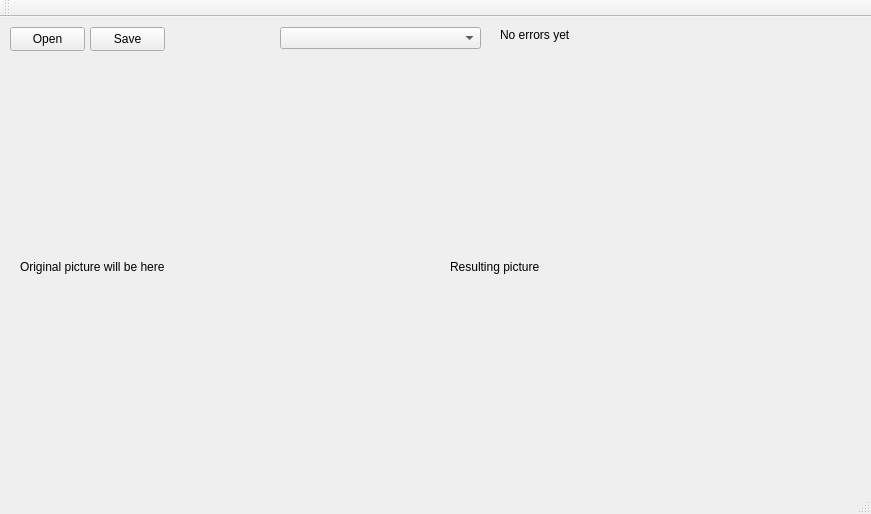
Qt form rework/rework.ui (stu-team-project/pic2) before a commit.
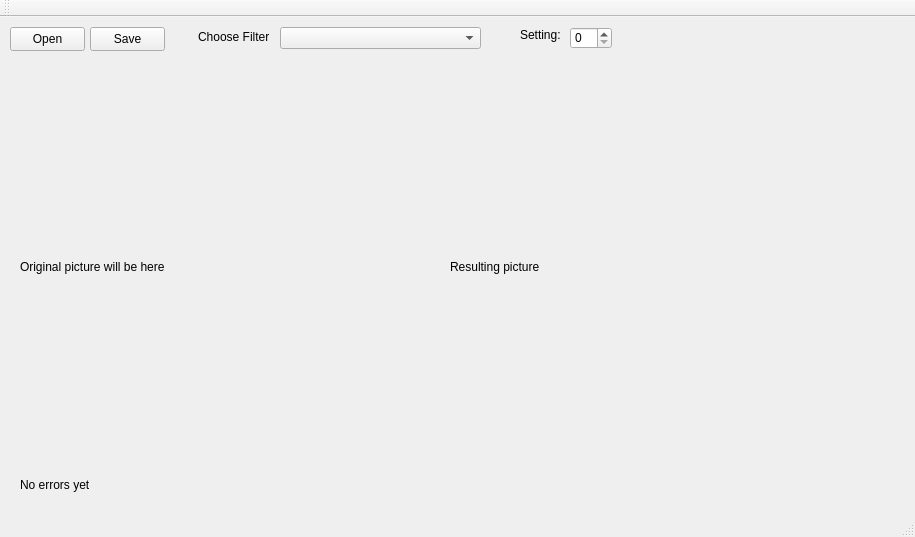
The same form after that commit.

Commit message: + ui setting, will be used to change static member of the Filters class. After clicking the filter the  code will look into the field and if the filter uses some kind of parameter, it is set.

```diff
--- a/rework/rework.ui
+++ b/rework/rework.ui
@@ -6,8 +6,8 @@
    <rect>
     <x>0</x>
     <y>0</y>
-    <width>871</width>
-    <height>514</height>
+    <width>915</width>
+    <height>537</height>
    </rect>
   </property>
   <property name="windowTitle">
@@ -79,8 +79,8 @@
    <widget class="QLabel" name="errorLabel">
     <property name="geometry">
      <rect>
-      <x>500</x>
-      <y>10</y>
+      <x>20</x>
+      <y>460</y>
       <width>341</width>
       <height>16</height>
      </rect>
@@ -89,6 +89,42 @@
      <string>No errors yet</string>
     </property>
    </widget>
+   <widget class="QSpinBox" name="spinBox">
+    <property name="geometry">
+     <rect>
+      <x>570</x>
+      <y>10</y>
+      <width>42</width>
+      <height>22</height>
+     </rect>
+    </property>
+   </widget>
+   <widget class="QLabel" name="label">
+    <property name="geometry">
+     <rect>
+      <x>198</x>
+      <y>10</y>
+      <width>71</width>
+      <height>20</height>
+     </rect>
+    </property>
+    <property name="text">
+     <string>Choose Filter:</string>
+    </property>
+   </widget>
+   <widget class="QLabel" name="label_2">
+    <property name="geometry">
+     <rect>
+      <x>520</x>
+      <y>10</y>
+      <width>49</width>
+      <height>16</height>
+     </rect>
+    </property>
+    <property name="text">
+     <string>Setting:</string>
+    </property>
+   </widget>
   </widget>
   <widget class="QMenuBar" name="menuBar">
    <property name="geometry">
```
Left out of the diff: 2 changed lines with no effect on the pictures. The commit also changes 2 other files.
